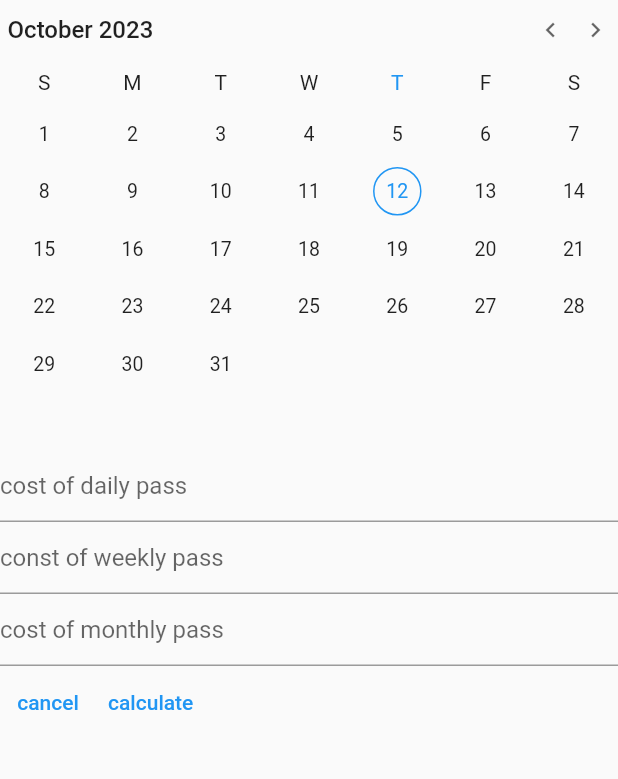
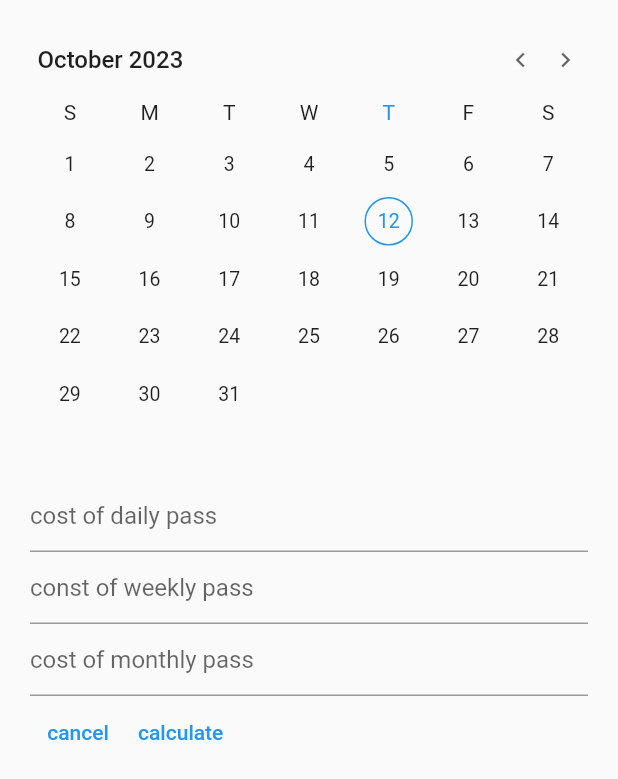
Before and after one commit to DILPREET1910/minimum-cost-of-ticket, a Flutter app: the screen it shows after launch, on a phone screen of 412 x 824 dp. Shown: the top 779 px of the screen. Run offline on Flutter 3.47's test engine with Material 2 defaults, Android fonts, the phone set to English and light mode, and no system bars; drawn by our look-alikes of syncfusion_flutter_datepicker; our stand-ins replace jiffy.

Commit message:
home page padding

```diff
--- a/lib/main.dart
+++ b/lib/main.dart
@@ -30,7 +30,9 @@ class _HomeState extends State<Home> {
   Widget build(BuildContext context) {
     return SafeArea(
       child: Scaffold(
-        body: Column(
+        body: Padding(
+          padding: const EdgeInsets.all(20),
+          child: Column(
             children: [
               const WidgetsDatePicker(),
               TextFormField(
@@ -78,6 +80,7 @@ class _HomeState extends State<Home> {
             ],
           ),
         ),
+      ),
     );
   }
 }
```
Lines whose indentation alone changed are shown as unchanged.
